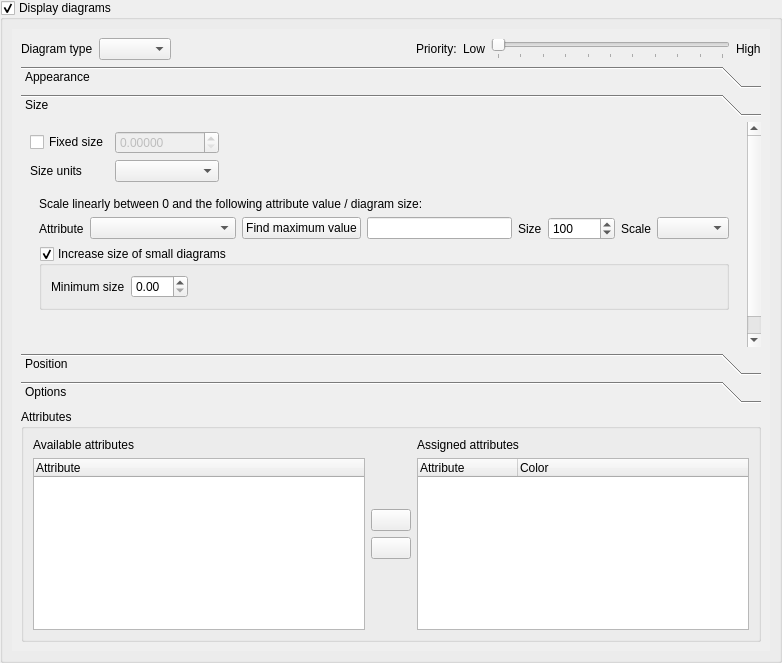
The window that src/ui/qgsdiagrampropertiesbase.ui (qgis/QGIS) describes before a commit, drawn with Qt 5.
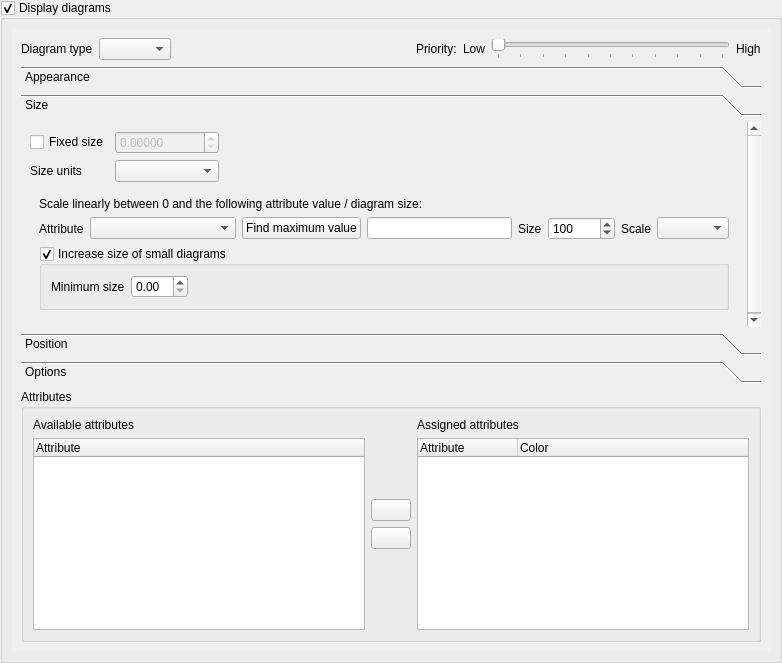
The same window after the commit. The open tabs and pages were chosen to show the change. Icons and pictures are not drawn. Custom widgets are drawn as their Qt base class.

What changed in the file:
```diff
--- a/src/ui/qgsdiagrampropertiesbase.ui
+++ b/src/ui/qgsdiagrampropertiesbase.ui
@@ -39,8 +39,8 @@
           <rect>
            <x>0</x>
            <y>0</y>
-           <width>756</width>
-           <height>627</height>
+           <width>752</width>
+           <height>613</height>
           </rect>
          </property>
          <layout class="QVBoxLayout" name="scrollAreaLayout">
@@ -320,8 +320,8 @@
               <rect>
                <x>0</x>
                <y>0</y>
-               <width>725</width>
-               <height>293</height>
+               <width>715</width>
+               <height>278</height>
               </rect>
              </property>
              <attribute name="label">
@@ -343,7 +343,7 @@
                 <property name="sizeHint" stdset="0">
                  <size>
                   <width>20</width>
-                  <height>40</height>
+                  <height>0</height>
                  </size>
                 </property>
                </spacer>
@@ -378,7 +378,7 @@
                 </property>
                 <property name="sizeHint" stdset="0">
                  <size>
-                  <width>483</width>
+                  <width>0</width>
                   <height>20</height>
                  </size>
                 </property>
@@ -844,7 +844,7 @@
                  <property name="sizeHint" stdset="0">
                   <size>
                    <width>20</width>
-                   <height>40</height>
+                   <height>0</height>
                   </size>
                  </property>
                 </spacer>
@@ -891,7 +891,7 @@
                  <property name="sizeHint" stdset="0">
                   <size>
                    <width>20</width>
-                   <height>40</height>
+                   <height>0</height>
                   </size>
                  </property>
                 </spacer>
```
Left out of the diff: 24 changed lines with no effect on the pictures.
